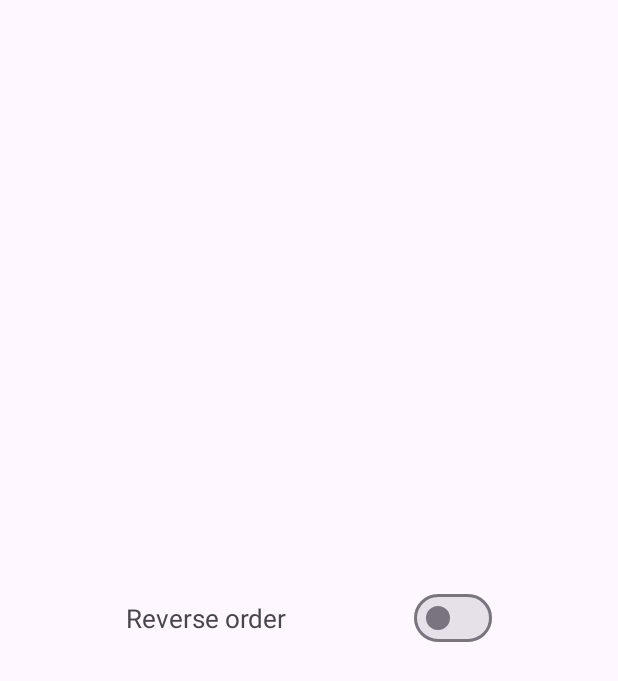
After one commit to AndreaLandriscina/GameStorm-2.0, an Android app: the layout dialog_sort.xml on its own in the app's theme, with its tools: preview values and no code run, on a phone screen of 412 x 824 dp. The commit adds this screen. Shown: the top 681 px of the screen. Run offline under Robolectric (Android 15) with nearby library versions, the phone set to English and light mode, and no system bars.

Commit message:
Aggiunti ordine inverso nel sort e visualizzazione dei filtri di ricerca attivi, sistemata la visualizzazione dei giochi filtrati

```diff
--- a/app/src/main/java/com/example/gamestorm/repository/games/IGamesRepository.java
+++ b/app/src/main/java/com/example/gamestorm/repository/games/IGamesRepository.java
@@ -29,5 +29,5 @@ public interface IGamesRepository {
     MutableLiveData<List<GameApiResponse>> getAllBestGames();
     MutableLiveData<List<GameApiResponse>> getAllLatestGames();
     MutableLiveData<List<GameApiResponse>> getAllIncomingGames();
-    MutableLiveData<List<GameApiResponse>> getSearchedGames(String genre, String platform, String year);
+    MutableLiveData<List<GameApiResponse>> getFilteredGames(String genre, String platform, String year);
 }
--- a/app/src/main/java/com/example/gamestorm/source/games/BaseGamesDataSource.java
+++ b/app/src/main/java/com/example/gamestorm/source/games/BaseGamesDataSource.java
@@ -24,5 +24,5 @@ public abstract class BaseGamesDataSource {
     public abstract void getAllBestGames();
     public abstract void getAllLatestGames();
     public abstract void getAllIncomingGames();
-    public abstract void getSearchedGames(String genre, String platform, String year);
+    public abstract void getFilteredGames(String genre, String platform, String year);
 }
--- a/app/src/main/java/com/example/gamestorm/ui/gameDetails/GameActivity.java
+++ b/app/src/main/java/com/example/gamestorm/ui/gameDetails/GameActivity.java
@@ -110,7 +110,6 @@ public class GameActivity extends AppCompatActivity {
     }
 
     @SuppressLint("SetTextI18n")
-
     public void onSuccess() {
         showGameCover();
         showGameName();
--- a/app/src/main/java/com/example/gamestorm/ui/home/HomeFragment.java
+++ b/app/src/main/java/com/example/gamestorm/ui/home/HomeFragment.java
@@ -71,7 +71,6 @@ public class HomeFragment extends Fragment {
     @Override
     public void onCreate(Bundle savedInstanceState) {
         super.onCreate(savedInstanceState);
-
         IUserRepository userRepository = ServiceLocator.getInstance().
                 getUserRepository(requireActivity().getApplication());
         userViewModel = new ViewModelProvider(
@@ -111,7 +110,10 @@ public class HomeFragment extends Fragment {
         galleryIncoming = view.findViewById(R.id.homeGalleryIncoming);
 
         if (!isNetworkAvailable()){
-            Toast.makeText(requireContext(), R.string.no_connection_message, Toast.LENGTH_SHORT).show();
+            Toast.makeText(requireContext(), R.string.no_connection_message, Toast.LENGTH_LONG).show();
+            if (isLogged()){
+                loginTextView.setText(R.string.offline);
+            }
         }
 
         setShowAll();
--- a/app/src/main/java/com/example/gamestorm/ui/viewModel/GamesViewModel.java
+++ b/app/src/main/java/com/example/gamestorm/ui/viewModel/GamesViewModel.java
@@ -104,8 +104,8 @@ public class GamesViewModel extends ViewModel {
         return iGamesRepository.getSearchedGames(userInput);
     }
 
-    public MutableLiveData<List<GameApiResponse>> getSearchedGames(String genre, String platform, String year) {
-        return iGamesRepository.getSearchedGames(genre, platform, year);
+    public MutableLiveData<List<GameApiResponse>> getFilteredGames(String genre, String platform, String year) {
+        return iGamesRepository.getFilteredGames(genre, platform, year);
     }
 
     public MutableLiveData<List<GameApiResponse>> getSimilarGames(List<Integer> similarGames) {
--- /dev/null
+++ b/app/src/main/res/layout/dialog_sort.xml
@@ -0,0 +1,28 @@
+<?xml version="1.0" encoding="utf-8"?>
+<androidx.constraintlayout.widget.ConstraintLayout xmlns:android="http://schemas.android.com/apk/res/android"
+    xmlns:app="http://schemas.android.com/apk/res-auto"
+    android:layout_width="match_parent"
+    android:layout_height="match_parent">
+
+    <TextView
+        android:id="@+id/textView"
+        android:layout_width="wrap_content"
+        android:layout_height="wrap_content"
+        android:text="@string/descending_order"
+        android:textSize="17sp"
+        app:layout_constraintBottom_toBottomOf="parent"
+        app:layout_constraintEnd_toStartOf="@+id/materialSwitch"
+        app:layout_constraintHorizontal_bias="0.5"
+        app:layout_constraintStart_toStartOf="parent"
+        app:layout_constraintTop_toTopOf="parent" />
+
+    <com.google.android.material.materialswitch.MaterialSwitch
+        android:id="@+id/materialSwitch"
+        android:layout_width="wrap_content"
+        android:layout_height="wrap_content"
+        app:layout_constraintBottom_toBottomOf="parent"
+        app:layout_constraintEnd_toEndOf="parent"
+        app:layout_constraintHorizontal_bias="0.5"
+        app:layout_constraintStart_toEndOf="@+id/textView"
+        app:layout_constraintTop_toTopOf="parent" />
+</androidx.constraintlayout.widget.ConstraintLayout>
```
Also changed, not shown: app/src/main/java/com/example/gamestorm/repository/games/GamesRepository.java (+7 -4 lines), app/src/main/java/com/example/gamestorm/source/games/GamesDataSource.java (+4 -4 lines), app/src/main/java/com/example/gamestorm/ui/search/SearchFragment.java (+73 -22 lines), app/src/main/res/drawable/border_text_view.xml (added, +11 -0 lines), app/src/main/res/layout/fragment_search.xml (+34 -13 lines), app/src/main/res/values/strings.xml (+15 -16 lines), 1 other file.
